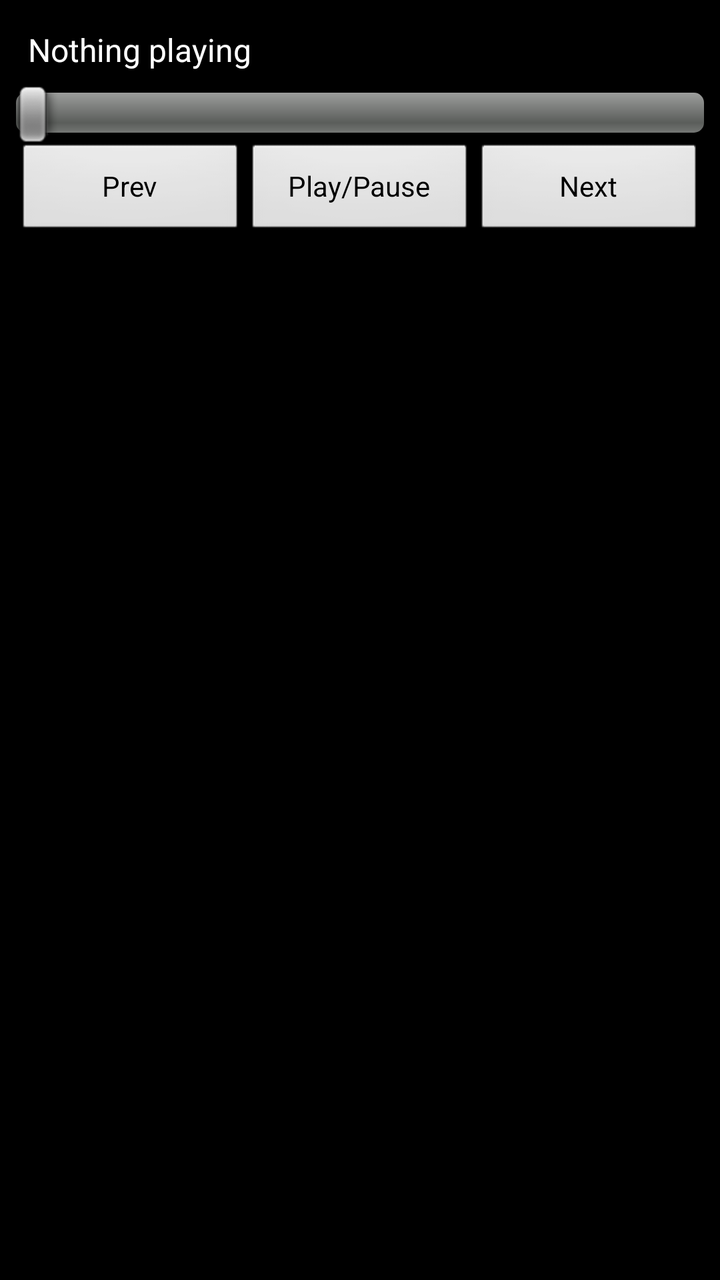
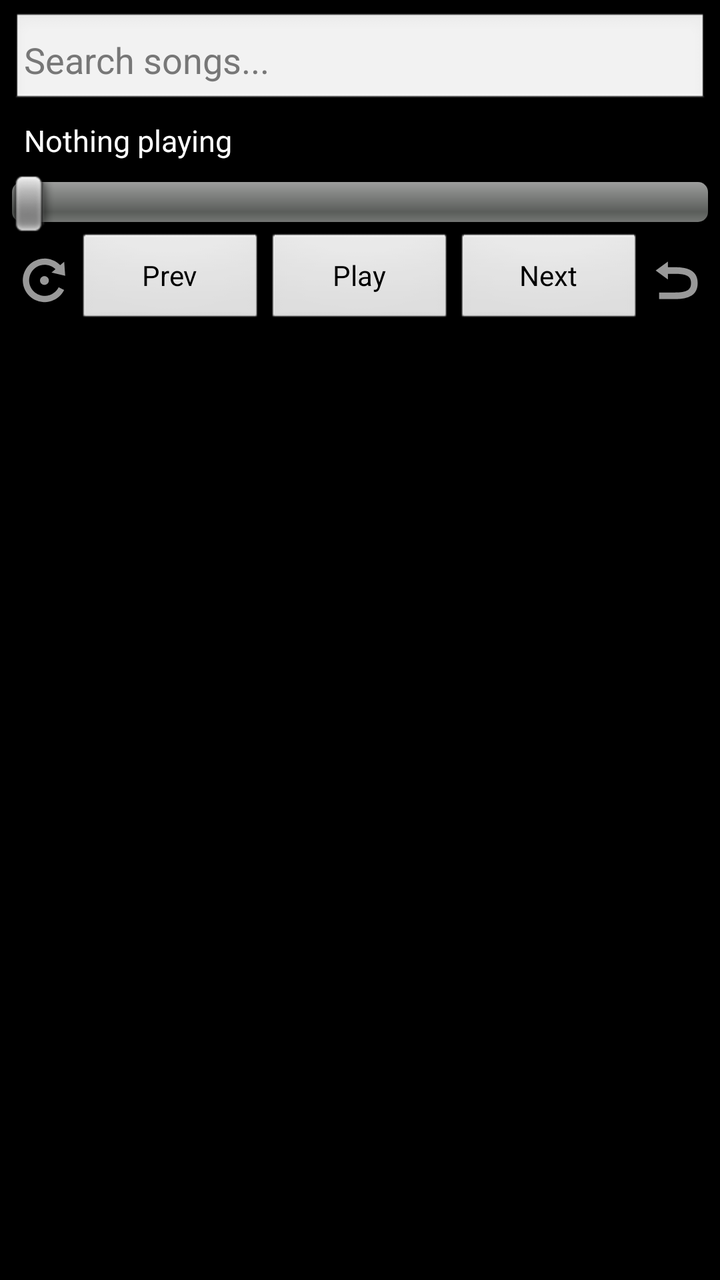

An Android layout rendered at two revisions. The XML below is the earlier revision; the diff shows what the commit changed to produce the second picture.
<!-- AndroidManifest.xml: application theme android:Theme.Black -->
<!-- res/layout/activity_main.xml -->
<?xml version="1.0" encoding="utf-8"?>
<RelativeLayout xmlns:android="http://schemas.android.com/apk/res/android"
    android:layout_width="fill_parent"
    android:layout_height="fill_parent"
    android:background="#000000"
    android:padding="8dp">

    <TextView
        android:id="@+id/nowPlayingText"
        android:layout_width="fill_parent"
        android:layout_height="wrap_content"
        android:layout_alignParentTop="true"
        android:text="Nothing playing"
        android:textColor="#FFFFFF"
        android:textSize="16sp"
        android:padding="6dp" />

    <SeekBar
        android:id="@+id/seekBar"
        android:layout_width="fill_parent"
        android:layout_height="wrap_content"
        android:layout_below="@id/nowPlayingText" />

    <LinearLayout
        android:id="@+id/controlsLayout"
        android:layout_width="fill_parent"
        android:layout_height="wrap_content"
        android:layout_below="@id/seekBar"
        android:orientation="horizontal"
        android:gravity="center">

        <Button
            android:id="@+id/prevButton"
            android:layout_width="0dp"
            android:layout_height="wrap_content"
            android:layout_weight="1"
            android:text="Prev" />

        <Button
            android:id="@+id/playPauseButton"
            android:layout_width="0dp"
            android:layout_height="wrap_content"
            android:layout_weight="1"
            android:text="Play/Pause" />

        <Button
            android:id="@+id/nextButton"
            android:layout_width="0dp"
            android:layout_height="wrap_content"
            android:layout_weight="1"
            android:text="Next" />
    </LinearLayout>

    <ListView
        android:id="@+id/songListView"
        android:layout_width="fill_parent"
        android:layout_height="fill_parent"
        android:layout_below="@id/controlsLayout"
        android:layout_marginTop="8dp" />

</RelativeLayout>
<!-- resources referenced by this layout -->
<resources>

</resources>

<!-- the commit's change to res/layout/activity_main.xml (unified diff, before → after) -->
@@ -3,17 +3,29 @@
     android:layout_width="fill_parent"
     android:layout_height="fill_parent"
     android:background="#000000"
-    android:padding="8dp">
+    android:padding="6dp">
+
+    <EditText
+        android:id="@+id/searchBox"
+        android:layout_width="fill_parent"
+        android:layout_height="wrap_content"
+        android:layout_alignParentTop="true"
+        android:hint="Search songs..."
+        android:singleLine="true"
+        android:textColor="#FFFFFF"
+        android:textColorHint="#777777"
+        android:padding="6dp" />
 
     <TextView
         android:id="@+id/nowPlayingText"
         android:layout_width="fill_parent"
         android:layout_height="wrap_content"
-        android:layout_alignParentTop="true"
+        android:layout_below="@id/searchBox"
         android:text="Nothing playing"
         android:textColor="#FFFFFF"
-        android:textSize="16sp"
-        android:padding="6dp" />
+        android:textSize="15sp"
+        android:padding="6dp"
+        android:singleLine="true" />
 
     <SeekBar
         android:id="@+id/seekBar"
@@ -29,6 +41,13 @@
         android:orientation="horizontal"
         android:gravity="center">
 
+        <ImageView
+            android:id="@+id/shuffleButton"
+            android:layout_width="32dp"
+            android:layout_height="32dp"
+            android:src="@android:drawable/ic_menu_rotate"
+            android:alpha="120" />
+
         <Button
             android:id="@+id/prevButton"
             android:layout_width="0dp"
@@ -41,7 +60,7 @@
             android:layout_width="0dp"
             android:layout_height="wrap_content"
             android:layout_weight="1"
-            android:text="Play/Pause" />
+            android:text="Play" />
 
         <Button
             android:id="@+id/nextButton"
@@ -49,6 +68,14 @@
             android:layout_height="wrap_content"
             android:layout_weight="1"
             android:text="Next" />
+
+        <ImageView
+            android:id="@+id/repeatButton"
+            android:layout_width="32dp"
+            android:layout_height="32dp"
+            android:src="@android:drawable/ic_menu_revert"
+            android:alpha="120" />
+
     </LinearLayout>
 
     <ListView
@@ -56,6 +83,15 @@
         android:layout_width="fill_parent"
         android:layout_height="fill_parent"
         android:layout_below="@id/controlsLayout"
-        android:layout_marginTop="8dp" />
+        android:layout_marginTop="6dp" />
+
+    <ProgressBar
+        android:id="@+id/loadingSpinner"
+        android:layout_width="wrap_content"
+        android:layout_height="wrap_content"
+        android:layout_below="@id/controlsLayout"
+        android:layout_centerHorizontal="true"
+        android:layout_marginTop="40dp"
+        android:visibility="gone" />
 
 </RelativeLayout>
